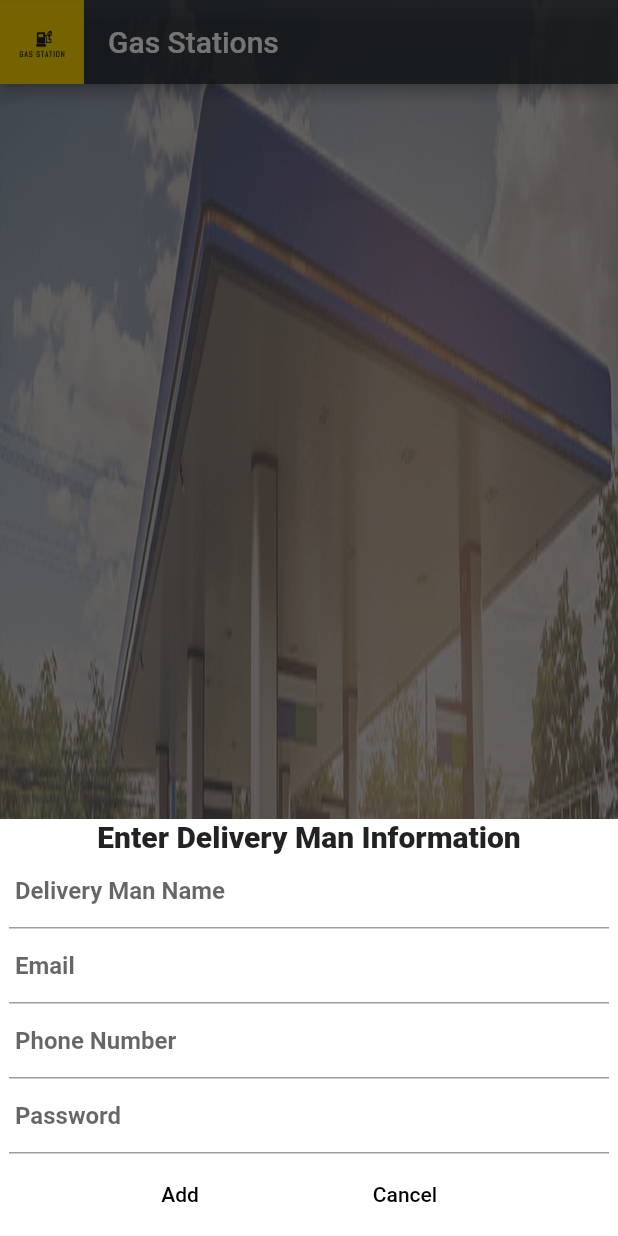
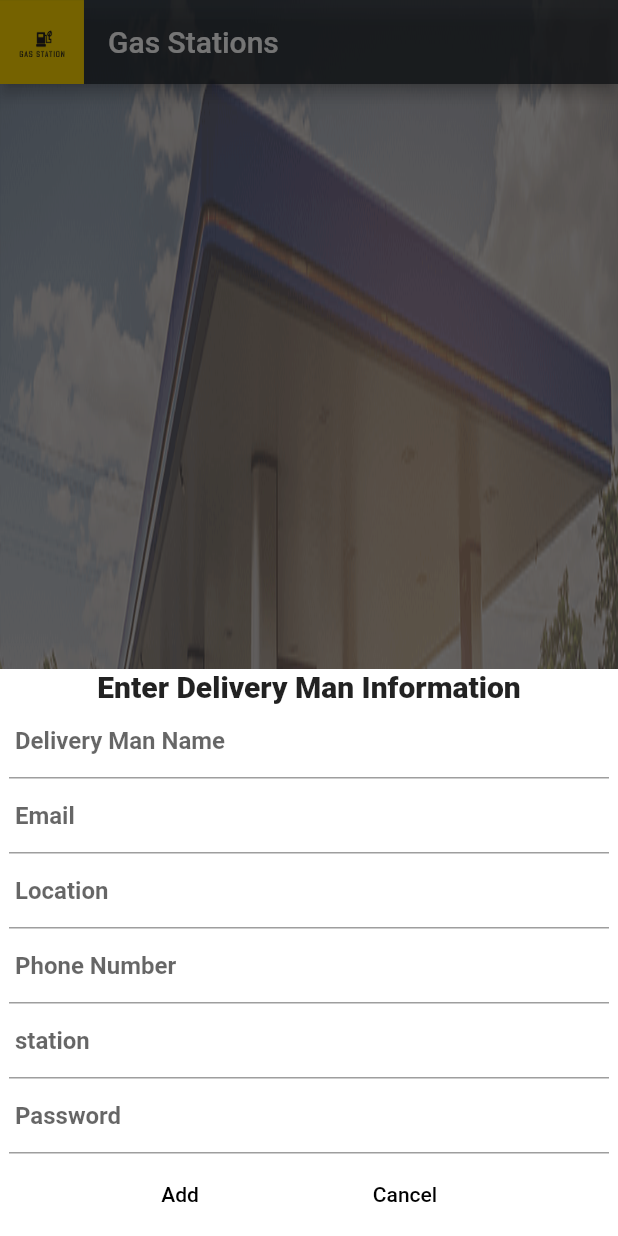
Before and after one commit to tahaineh/project2HU, a Flutter app: the deliver screen opened directly, after a tap on the "add" icon, on a phone screen of 412 x 824 dp. Run offline on Flutter 3.47's test engine with Material 2 defaults, Android fonts, the phone set to English and light mode, and no system bars; our stand-ins replace cloud_firestore, firebase_auth, firebase_core, firebase_database; accounts and stored records are empty.

Commit message:
Update adddeliveryman.dart

```diff
--- a/lib/screen/component/adddeliveryman.dart
+++ b/lib/screen/component/adddeliveryman.dart
@@ -14,7 +14,14 @@ class deliver extends StatefulWidget {
 }
 
 class _deliverState extends State<deliver> {
-  late String name_delivery, email, phonenumber, password, orders;
+  late String name_delivery,
+      email,
+      location,
+      station,
+      phonenumber,
+      password,
+      orders;
+  String Available = "Yes";
   CollectionReference users =
       FirebaseFirestore.instance.collection('Deliveryman');
   CollectionReference users1 = FirebaseFirestore.instance.collection('Report');
@@ -211,6 +218,21 @@ class _deliverState extends State<deliver> {
                                 height: 50,
                                 child: TextField(
                                   decoration: InputDecoration(
+                                    labelText: ' Location ',
+                                    labelStyle: TextStyle(
+                                      fontWeight: FontWeight.bold,
+                                    ),
+                                  ),
+                                  onChanged: (text) {
+                                    location = text;
+                                  },
+                                ),
+                              ),
+                              SizedBox(
+                                width: 400,
+                                height: 50,
+                                child: TextField(
+                                  decoration: InputDecoration(
                                     labelText: ' Phone Number ',
                                     labelStyle: TextStyle(
                                       fontWeight: FontWeight.bold,
@@ -218,6 +240,21 @@ class _deliverState extends State<deliver> {
                                   ),
                                   onChanged: (text) {
                                     phonenumber = text;
+                                  },
+                                ),
+                              ),
+                              SizedBox(
+                                width: 400,
+                                height: 50,
+                                child: TextField(
+                                  decoration: InputDecoration(
+                                    labelText: ' station ',
+                                    labelStyle: TextStyle(
+                                      fontWeight: FontWeight.bold,
+                                    ),
+                                  ),
+                                  onChanged: (text) {
+                                    station = text;
                                   },
                                 ),
                               ),
@@ -257,11 +294,14 @@ class _deliverState extends State<deliver> {
                                         onPressed: () {
                                           setState(() async {
                                             await users.add({
+                                              'Available': Available,
                                               'Email': email,
+                                              'Location': location,
                                               'Name': name_delivery,
                                               'phonenumber': phonenumber,
                                               'password': password,
                                               'orders': [],
+                                              'station': station,
                                             }).whenComplete(
                                                 () => Navigator.push(
                                                       context,
```
